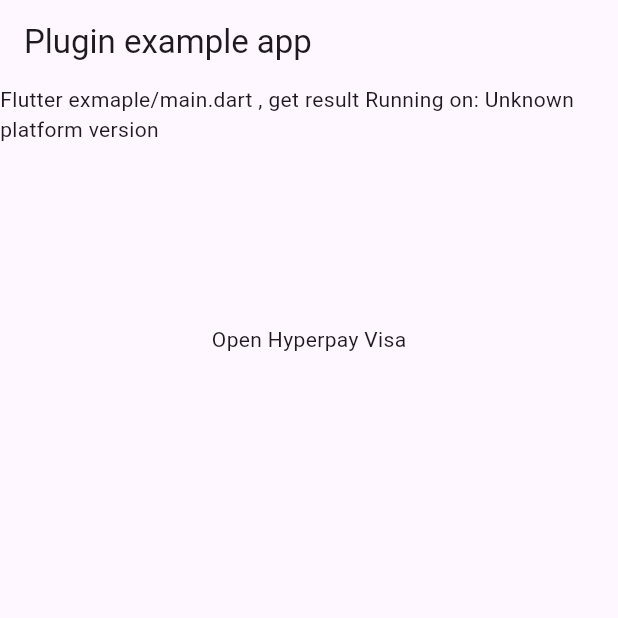
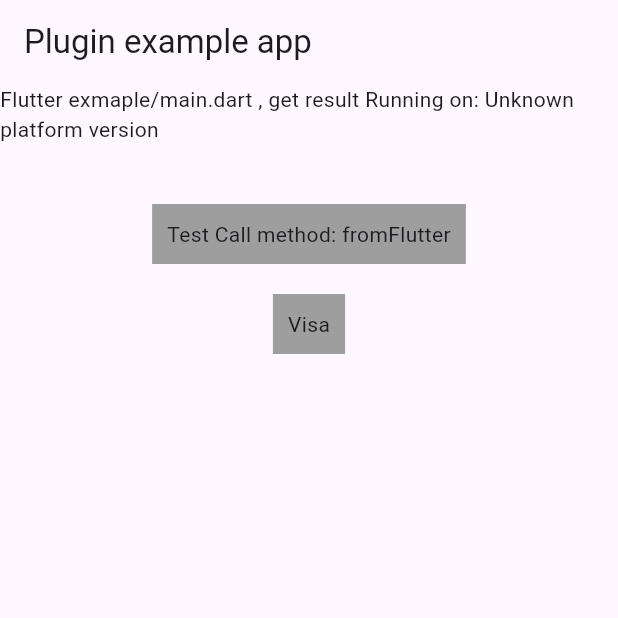
Before and after one commit to AbdallahDafa/hyper_pay_flutter_plugin, a Flutter app: the screen it shows after launch, on a phone screen of 412 x 824 dp, the top half of it. Run offline on Flutter 3.47's test engine with Material 3 defaults, Android fonts, the phone set to English and light mode, and no system bars; our stand-ins replace plugin_platform_interface, web.

Commit message:
success open checkout ui visa of hyperpay ui, from dart example button

```diff
--- a/example/lib/main.dart
+++ b/example/lib/main.dart
@@ -3,6 +3,8 @@ import 'dart:async';
 
 import 'package:flutter/services.dart';
 import 'package:hyper_pay/hyper_pay.dart';
+
+
 import 'package:hyper_pay/hyper_pay_platform_interface.dart';
 
 void main() {
@@ -51,6 +53,10 @@ class _MyAppState extends State<MyApp> {
   @override
   Widget build(BuildContext context) {
     return MaterialApp(
+      debugShowCheckedModeBanner: false ,
+      theme: ThemeData(
+        primarySwatch: Colors.blue,
+      ),
       home: Scaffold(
         appBar: AppBar(
           title: const Text('Plugin example app'),
@@ -60,13 +66,28 @@ class _MyAppState extends State<MyApp> {
 
             Text('Flutter exmaple/main.dart , get result Running on: $_platformVersion\n'),
 
-            SizedBox( height: 100 ,),
+            SizedBox( height: 20 ,),
             GestureDetector(
-                child:  Text("Open Hyperpay Visa"),
+                child:  Container(
+                  color: Colors.grey,
+                  padding: EdgeInsets.all(10),
+                  child: Text("Test Call method: fromFlutter"),
+                ),
                 onTap: () async {
 
                   await HyperPayPlatform.instance.fromFlutter();
-                })
+                }),
+            SizedBox( height: 20 ,),
+            GestureDetector(
+              child:  Container(
+                color: Colors.grey,
+                padding: EdgeInsets.all(10 ),
+                child: Text("Visa"),
+              ),
+              onTap: (){
+                visaPayment();
+              },
+            )
 
 
 
@@ -75,4 +96,37 @@ class _MyAppState extends State<MyApp> {
       ),
     );
   }
+
+
+  visaPayment() async {
+
+    /// listener to result
+    await HyperpayChannelStreamController.setupListenerFromNative(
+        callback: ( result ) {
+
+          if( result.toString() == "success" ) {
+            /// check status call your server side
+            HyperPayMessageDialog.show(context,  "Payment Result",  "check status by call your server side using same checkoutID you create");
+
+          } else {
+            ///TODO failed payment
+            HyperPayMessageDialog.show(context,  "Payment Result",  "failed payment");
+          }
+        }
+    );
+
+    /// init request channel
+    var channelRequest = HyperpayChannelRequest ( );
+    channelRequest.shopperResultUrl =   "com.tuxedo.dafa.payment";  //contact hyperpay support to get merchantId
+    channelRequest.merchantId =  "merchant.com.tuxedo.dafa";  //contact hyperpay support to get merchantId
+    channelRequest.brandName = "VISA";
+    channelRequest.checkoutId = "BB6A3DCD12AC43DAA236FA5D00BD08F9.prod01-vm-tx02"; //get from your server side
+    channelRequest.amount =  1;
+    channelRequest.isTest = false ; //false means it's live
+    await HyperpayChannelStreamController.sendDataToNative(channelRequest);
+
+  }
+
+
+
 }
--- a/lib/helper/dialog/MessageDialog.dart
+++ b/lib/helper/dialog/hyperpay_message_dialog.dart
@@ -6,7 +6,7 @@ import 'package:hyper_pay/helper/log/Log.dart';
 
 typedef MessageOkButtonOnPress = Function();
 
-class MessageDialog {
+class HyperPayMessageDialog {
 
 
   static show(BuildContext context, String title, String msg, {
--- a/lib/hyper_pay.dart
+++ b/lib/hyper_pay.dart
@@ -1,7 +1,24 @@
+
+import 'package:hyper_pay/helper/dialog/hyperpay_message_dialog.dart';
+export 'package:hyper_pay/helper/dialog/hyperpay_message_dialog.dart';
+
+import 'package:hyper_pay/hyper_pay_native/controller/channel/hyperpay_channel_stream_controller.dart';
+export 'package:hyper_pay/hyper_pay_native/controller/channel/hyperpay_channel_stream_controller.dart';
+import 'package:hyper_pay/hyper_pay_native/model/request/hyperpay_channel_request.dart';
+export 'package:hyper_pay/hyper_pay_native/model/request/hyperpay_channel_request.dart';
+
+
 
 import 'hyper_pay_platform_interface.dart';
 
+
 class HyperPay {
+
+  late HyperpayChannelStreamController cont;
+  late HyperpayChannelRequest req ;
+
+  late HyperPayMessageDialog dialog;
+
   Future<String?> getPlatformVersion() {
     return HyperPayPlatform.instance.getPlatformVersion();
   }
--- a/lib/hyper_pay_native/example/ExampleHyperPayScreen.dart
+++ b/lib/hyper_pay_native/example/ExampleHyperPayScreen.dart
@@ -1,5 +1,6 @@
 import 'package:flutter/material.dart';
-import 'package:hyper_pay/helper/dialog/MessageDialog.dart';
+import 'package:hyper_pay/helper/dialog/hyperpay_message_dialog.dart';
+
 import 'package:hyper_pay/hyper_pay_native/controller/channel/hyperpay_channel_stream_controller.dart';
 import 'package:hyper_pay/hyper_pay_native/model/request/hyperpay_channel_request.dart';
 
@@ -43,11 +44,11 @@ class _ExampleHyperPayScreenState extends State<ExampleHyperPayScreen> {
 
           if( result.toString() == "success" ) {
               /// check status call your server side
-            MessageDialog.show(context,  "Payment Result",  "check status by call your server side using same checkoutID you create");
+            HyperPayMessageDialog.show(context,  "Payment Result",  "check status by call your server side using same checkoutID you create");
 
           } else {
             ///TODO failed payment
-            MessageDialog.show(context,  "Payment Result",  "failed payment");
+            HyperPayMessageDialog.show(context,  "Payment Result",  "failed payment");
           }
         }
     );
--- a/lib/hyper_pay_platform_interface.dart
+++ b/lib/hyper_pay_platform_interface.dart
@@ -27,6 +27,7 @@ abstract class HyperPayPlatform extends PlatformInterface {
     throw UnimplementedError('platformVersion() has not been implemented.');
   }
 
+  //todo - ovverrid
   Future fromFlutter();
 
 
```
